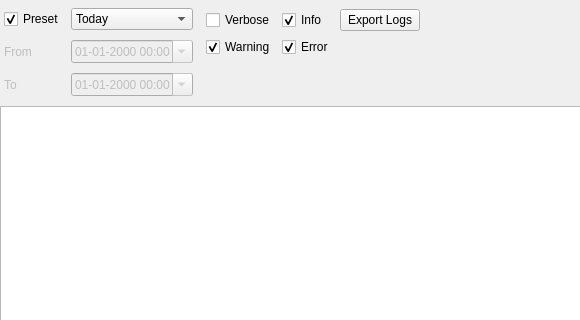
Old version of the form manager/src/LogsWidget.ui in the repository porkmarks/sense; both pictures show x 0 to 580 and y 0 to 320 of the 903 by 953 pixel window.
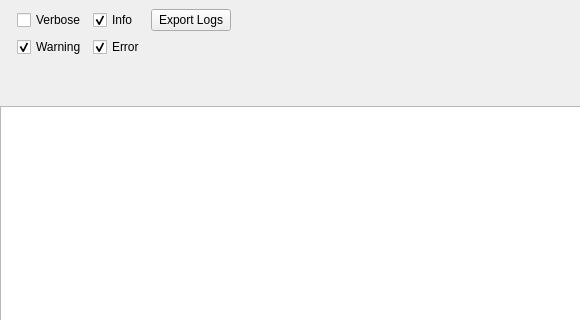
New version of the form. Icons and pictures are not drawn. Custom widgets are drawn as their Qt base class.

Commit message: Added new date time filter widget to reuse for all pages Way faster logging

Diff of the .ui file:
```diff
--- a/manager/src/LogsWidget.ui
+++ b/manager/src/LogsWidget.ui
@@ -48,7 +48,7 @@
        <number>0</number>
       </property>
       <item>
-       <widget class="QWidget" name="widget_3" native="true">
+       <widget class="DateTimeFilterWidget" name="dateTimeFilter" native="true">
         <layout class="QGridLayout" name="gridLayout">
          <property name="leftMargin">
           <number>4</number>
@@ -62,130 +62,6 @@
          <property name="bottomMargin">
           <number>4</number>
          </property>
-         <item row="5" column="1">
-          <widget class="QDateTimeEdit" name="maxDateTime">
-           <property name="enabled">
-            <bool>false</bool>
-           </property>
-           <property name="showGroupSeparator" stdset="0">
-            <bool>false</bool>
-           </property>
-           <property name="maximumDate">
-            <date>
-             <year>7930</year>
-             <month>12</month>
-             <day>31</day>
-            </date>
-           </property>
-           <property name="minimumDate">
-            <date>
-             <year>1780</year>
-             <month>9</month>
-             <day>14</day>
-            </date>
-           </property>
-           <property name="displayFormat">
-            <string>dd-MM-yyyy HH:mm</string>
-           </property>
-           <property name="calendarPopup">
-            <bool>true</bool>
-           </property>
-          </widget>
-         </item>
-         <item row="1" column="1">
-          <widget class="QComboBox" name="dateTimePreset">
-           <item>
-            <property name="text">
-             <string>Today</string>
-            </property>
-           </item>
-           <item>
-            <property name="text">
-             <string>Yesterday</string>
-            </property>
-           </item>
-           <item>
-            <property name="text">
-             <string>This Week</string>
-            </property>
-           </item>
-           <item>
-            <property name="text">
-             <string>Last Week</string>
-            </property>
-           </item>
-           <item>
-            <property name="text">
-             <string>This Month</string>
-            </property>
-           </item>
-           <item>
-            <property name="text">
-             <string>Last Month</string>
-            </property>
-           </item>
-          </widget>
-         </item>
-         <item row="3" column="0">
-          <widget class="QLabel" name="label_2">
-           <property name="enabled">
-            <bool>false</bool>
-           </property>
-           <property name="text">
-            <string>From</string>
-           </property>
-          </widget>
-         </item>
-         <item row="3" column="1">
-          <widget class="QDateTimeEdit" name="minDateTime">
-           <property name="enabled">
-            <bool>false</bool>
-           </property>
-           <property name="showGroupSeparator" stdset="0">
-            <bool>false</bool>
-           </property>
-           <property name="maximumDate">
-            <date>
-             <year>7930</year>
-             <month>12</month>
-             <day>31</day>
-            </date>
-           </property>
-           <property name="minimumDate">
-            <date>
-             <year>1780</year>
-             <month>9</month>
-             <day>14</day>
-            </date>
-           </property>
-           <property name="displayFormat">
-            <string>dd-MM-yyyy HH:mm</string>
-           </property>
-           <property name="calendarPopup">
-            <bool>true</bool>
-           </property>
-          </widget>
-         </item>
-         <item row="5" column="0">
-          <widget class="QLabel" name="label">
-           <property name="enabled">
-            <bool>false</bool>
-           </property>
-           <property name="text">
-            <string>To</string>
-           </property>
-          </widget>
-         </item>
-         <item row="1" column="0">
-          <widget class="QCheckBox" name="useDateTimePreset">
-           <property name="text">
-            <string>Preset</string>
-           </property>
-           <property name="checked">
-            <bool>true</bool>
-           </property>
-          </widget>
-         </item>
         </layout>
        </widget>
       </item>
@@ -305,6 +181,14 @@
    </item>
   </layout>
  </widget>
+ <customwidgets>
+  <customwidget>
+   <class>DateTimeFilterWidget</class>
+   <extends>QWidget</extends>
+   <header>DateTimeFilterWidget.h</header>
+   <container>1</container>
+  </customwidget>
+ </customwidgets>
  <tabstops>
   <tabstop>useDateTimePreset</tabstop>
   <tabstop>dateTimePreset</tabstop>
```
Left out of the diff: 87 changed lines with no effect on the pictures. The commit also changes 31 other files.
